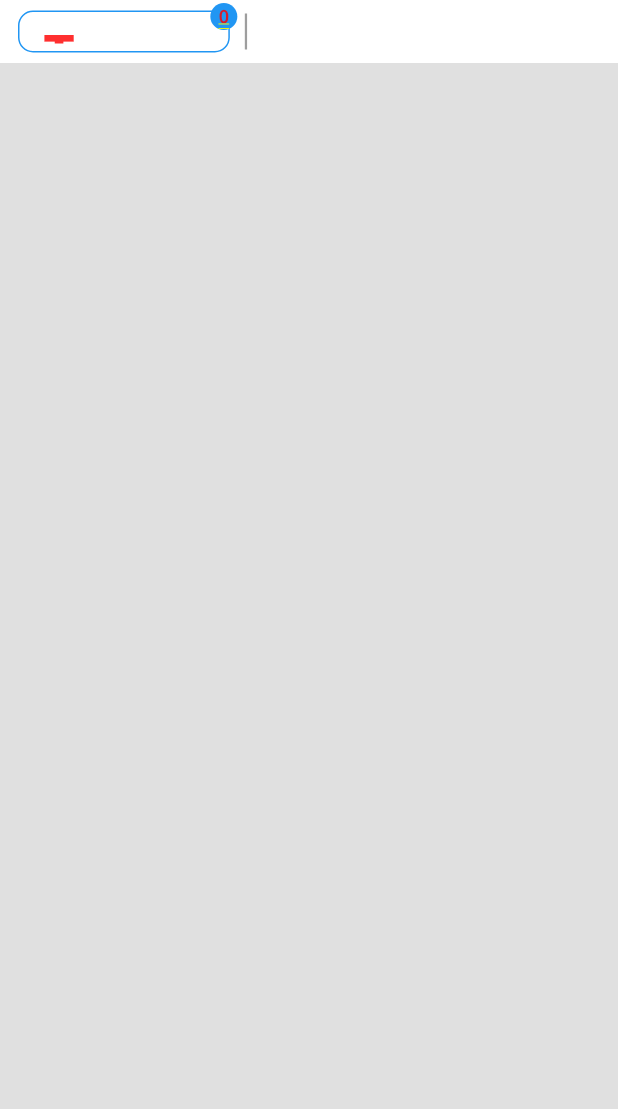
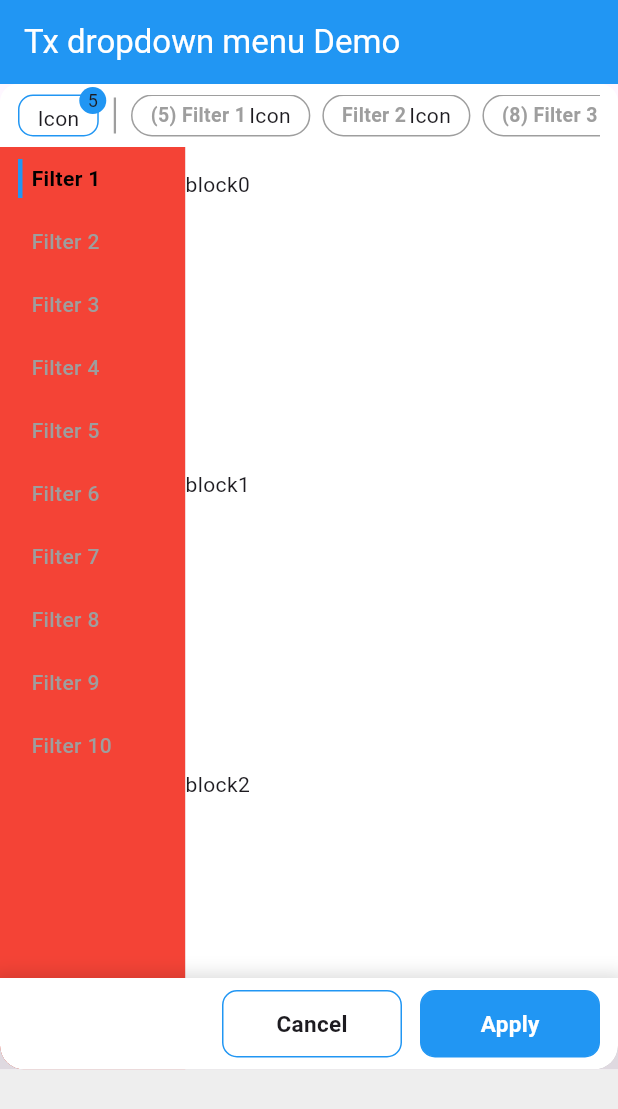
Before and after one commit to Tuanxu5/tx-dropdown-menu, a Flutter app: the screen it shows after launch, after a tap on "Icon", on a phone screen of 412 x 824 dp. Shown: the top 1109 px of the screen. Run offline on Flutter 3.47's test engine with Material 3 defaults, Android fonts, the phone set to English and light mode, and no system bars; drawn by our look-alikes of scroll_to_index.

Commit message:
feat:ui tx dropdown menu

```diff
--- /dev/null
+++ b/example/lib/product_filters_normal.dart
@@ -0,0 +1,223 @@
+import 'package:flutter/material.dart';
+import 'package:scroll_to_index/scroll_to_index.dart';
+import 'package:tx_dropdown_menu/controller/tx_drop_down_menu_controller.dart';
+import 'package:tx_dropdown_menu/model/tx_drop_down_menu_model.dart';
+
+class ProductFiltersNormal extends StatefulWidget {
+  final double heightScreen;
+  final AutoScrollController controllerTitle;
+  final List<ListTitleFilter> listTitle;
+  final void Function(dynamic index) onScrollToIndex;
+  final int? currentIndexSelected;
+  final AutoScrollController controller;
+  final TxDropDownMenuController dropDownController;
+  final void Function() onShowLoading;
+
+  const ProductFiltersNormal({
+    super.key,
+    required this.heightScreen,
+    required this.controllerTitle,
+    required this.listTitle,
+    required this.onScrollToIndex,
+    this.currentIndexSelected,
+    required this.controller,
+    required this.dropDownController,
+    required this.onShowLoading,
+  });
+
+  @override
+  State<ProductFiltersNormal> createState() => _ProductFiltersNormalState();
+}
+
+class _ProductFiltersNormalState extends State<ProductFiltersNormal> {
+  void handleActionFilter() {}
+
+  void handleApplyFilter() {
+    setState(() {});
+  }
+
+  @override
+  Widget build(BuildContext context) {
+    return ClipRRect(
+      borderRadius: const BorderRadius.only(
+        bottomLeft: Radius.circular(16),
+        bottomRight: Radius.circular(16),
+      ),
+      child: Stack(
+        clipBehavior: Clip.none,
+        children: [
+          Row(
+            mainAxisAlignment: MainAxisAlignment.start,
+            crossAxisAlignment: CrossAxisAlignment.start,
+            children: [
+              Flexible(
+                flex: 3,
+                child: Container(
+                  padding: const EdgeInsets.only(bottom: 70),
+                  decoration: const BoxDecoration(
+                    color: Colors.red,
+                    borderRadius: BorderRadius.only(
+                      bottomLeft: Radius.circular(16),
+                    ),
+                  ),
+                  child: ListView.builder(
+                    controller: widget.controllerTitle,
+                    itemCount: widget.listTitle.length,
+                    itemBuilder: (BuildContext context, int index) {
+                      return AutoScrollTag(
+                        controller: widget.controllerTitle,
+                        index: index,
+                        key: ValueKey(index),
+                        child: GestureDetector(
+                          onTap: () async {
+                            widget.onScrollToIndex(index);
+                          },
+                          child: Container(
+                            margin: const EdgeInsets.only(
+                              left: 12,
+                              top: 8,
+                              bottom: 8,
+                            ),
+                            padding: const EdgeInsets.symmetric(
+                              horizontal: 6,
+                              vertical: 3,
+                            ),
+                            decoration: BoxDecoration(
+                              border: Border(
+                                left: BorderSide(
+                                  color: index == widget.currentIndexSelected ? Colors.blue : Colors.transparent,
+                                  width: 3,
+                                ),
+                              ),
+                            ),
+                            child: Text(
+                              widget.listTitle[index].name,
+                              style: TextStyle(
+                                fontWeight: index == widget.currentIndexSelected ? FontWeight.w700 : FontWeight.w500,
+                                color: index == widget.currentIndexSelected ? Colors.black : Colors.grey,
+                              ),
+                            ),
+                          ),
+                        ),
+                      );
+                    },
+                  ),
+                ),
+              ),
+              Expanded(
+                flex: 7,
+                child: Container(
+                  padding: const EdgeInsets.only(top: 15, left: 0, bottom: 65),
+                  height: widget.heightScreen,
+                  decoration: const BoxDecoration(
+                    color: Colors.white,
+                    borderRadius: BorderRadius.only(
+                      bottomRight: Radius.circular(16),
+                    ),
+                  ),
+                  child: SingleChildScrollView(
+                    controller: widget.controller,
+                    child: Column(
+                      crossAxisAlignment: CrossAxisAlignment.start,
+                      mainAxisAlignment: MainAxisAlignment.start,
+                      mainAxisSize: MainAxisSize.min,
+                      children: [
+                        for (var i = 0; i < 10; i++)
+                          AutoScrollTag(
+                            controller: widget.controller,
+                            index: i,
+                            key: ValueKey(i),
+                            child: Container(
+                              height: 200,
+                              child: Text("block$i"),
+                            ),
+                          )
+                      ],
+                    ),
+                  ),
+                ),
+              ),
+            ],
+          ),
+          Positioned(
+            bottom: 0,
+            left: 0,
+            right: 0,
+            child: Container(
+              padding: const EdgeInsets.symmetric(horizontal: 12, vertical: 8),
+              decoration: BoxDecoration(
+                color: Colors.white,
+                boxShadow: [
+                  BoxShadow(
+                    blurRadius: 10,
+                    spreadRadius: 5,
+                    offset: const Offset(0, 3),
+                    color: Colors.black.withOpacity(0.15),
+                  )
+                ],
+                borderRadius: const BorderRadius.only(
+                  bottomLeft: Radius.circular(16),
+                  bottomRight: Radius.circular(16),
+                ),
+              ),
+              child: Row(
+                mainAxisAlignment: MainAxisAlignment.end,
+                children: [
+                  InkWell(
+                    onTap: () {
+                      setState(() {});
+                    },
+                    child: Container(
+                      alignment: Alignment.center,
+                      decoration: BoxDecoration(
+                        border: Border.all(
+                          color: Colors.blue,
+                          width: 1,
+                        ),
+                        borderRadius: BorderRadius.circular(10),
+                      ),
+                      height: 45,
+                      width: 120,
+                      child: Text(
+                        "Cancel",
+                        style: TextStyle(
+                          fontWeight: FontWeight.w600,
+                          fontSize: 15,
+                        ),
+                      ),
+                    ),
+                  ),
+                  const SizedBox(width: 12),
+                  InkWell(
+                    onTap: () {},
+                    child: Container(
+                      alignment: Alignment.center,
+                      decoration: BoxDecoration(
+                        border: Border.all(
+                          color: Colors.blue,
+                          width: 1,
+                        ),
+                        color: Colors.blue,
+                        borderRadius: BorderRadius.circular(10),
+                      ),
+                      height: 45,
+                      width: 120,
+                      child: Text(
+                        "Apply",
+                        style: TextStyle(
+                          fontWeight: FontWeight.w600,
+                          fontSize: 15,
+                          color: Colors.white,
+                        ),
+                      ),
+                    ),
+                  ),
+                ],
+              ),
+            ),
+          ),
+        ],
+      ),
+    );
+  }
+}
--- a/example/lib/tx_dropdown_menu_test_page.dart
+++ b/example/lib/tx_dropdown_menu_test_page.dart
@@ -1,3 +1,4 @@
+import 'package:example/product_filters_normal.dart';
 import 'package:flutter/material.dart';
 import 'package:scroll_to_index/scroll_to_index.dart';
 import 'package:tx_dropdown_menu/tx_dropdown_menu.dart';
@@ -19,7 +20,7 @@ class TxDropDownMenuTestPage extends StatefulWidget {
 class _TxDropDownMenuTestPageState extends State<TxDropDownMenuTestPage> with SingleTickerProviderStateMixin {
   final TxDropDownMenuController dropDownController = TxDropDownMenuController();
   final GlobalKey<ScaffoldState> scaffoldKey = GlobalKey();
-  List<ListTitleFilter> listTitle = [];
+
   int? currentIndexSelected = 0;
   bool isLoading = false;
   bool isInit = false;
@@ -42,13 +43,12 @@ class _TxDropDownMenuTestPageState extends State<TxDropDownMenuTestPage> with Si
   }
 
   void handleScrollToIndex(index) async {
-    final realIndex = index == 0 ? 1 : index;
-    await controllerTitle.scrollToIndex(realIndex, preferPosition: AutoScrollPosition.begin).then((value) => {
+    await controllerTitle.scrollToIndex(index, preferPosition: AutoScrollPosition.begin).then((value) => {
           setState(() {
-            currentIndexSelected = realIndex;
+            currentIndexSelected = index;
           })
         });
-    await controller.scrollToIndex(realIndex, preferPosition: AutoScrollPosition.begin);
+    await controller.scrollToIndex(index, preferPosition: AutoScrollPosition.begin);
   }
 
   void handleShowLoading() {
@@ -68,47 +68,48 @@ class _TxDropDownMenuTestPageState extends State<TxDropDownMenuTestPage> with Si
     });
   }
 
+  List<ListTitleFilter> filters = [
+    const ListTitleFilter(id: 1, name: 'Filter 1', status: true, countFilter: 5),
+    const ListTitleFilter(id: 2, name: 'Filter 2', status: false, countFilter: 3),
+    const ListTitleFilter(id: 3, name: 'Filter 3', status: true, countFilter: 8),
+    const ListTitleFilter(id: 4, name: 'Filter 4', status: false, countFilter: 2),
+    const ListTitleFilter(id: 5, name: 'Filter 5', status: true, countFilter: 6),
+    const ListTitleFilter(id: 6, name: 'Filter 6', status: false, countFilter: 4),
+    const ListTitleFilter(id: 7, name: 'Filter 7', status: true, countFilter: 10),
+    const ListTitleFilter(id: 8, name: 'Filter 8', status: false, countFilter: 1),
+    const ListTitleFilter(id: 9, name: 'Filter 9', status: true, countFilter: 7),
+    const ListTitleFilter(id: 10, name: 'Filter 10', status: false, countFilter: 9),
+  ];
+
   @override
   Widget build(BuildContext context) {
-    return Column(children: [
+    return Scaffold(
+      appBar: AppBar(
+        backgroundColor: Colors.blue,
+        foregroundColor: Colors.white,
+        title: const Text("Tx dropdown menu Demo"),
+      ),
+      body: Column(children: [
         TxDropdownMenuHeader(
           controller: dropDownController,
-        listTitle: listTitle,
+          listTitle: filters,
           onScrollToIndex: handleScrollToIndex,
         ),
         TxDropDownMenuView(
           controller: dropDownController,
           currentIndexSelected: currentIndexSelected,
-        // filters: ProductFiltersNormal(
-        //   heightScreen: widget.heightScreen,
-        //   controllerTitle: controllerTitle,
-        //   listTitle: listTitle,
-        //   onScrollToIndex: handleScrollToIndex,
-        //   currentIndexSelected: currentIndexSelected,
-        //   controller: controller,
-        //   cubit: cubit,
-        //   productListCubit: widget.productListCubit,
-        //   param: widget.param,
-        //   searchOptions: widget.searchOptions,
-        //   dropDownController: dropDownController,
-        //   initial: widget.initial,
-        //   viewModel: viewModel,
-        //   onShowLoading: handleShowLoading,
-        //   onFetchAllFilter: handleFetchAllFilter,
-        //   onResetCurrentPage: widget.onResetCurrentPage,
-        //   searchOptionsInitial: widget.searchOptionsInitial,
-        // ),
-        // sorts: ProductFilterSort(
-        //   cubit: cubit,
-        //   productListCubit: widget.productListCubit,
-        //   searchOptions: widget.searchOptions,
-        //   dropDownController: dropDownController,
-        //   onFetchAllFilter: handleFetchAllFilter,
-        //   param: widget.param,
-        //   viewModel: viewModel,
-        //   onResetCurrentPage: widget.onResetCurrentPage,
-        // ),
+          filters: ProductFiltersNormal(
+            heightScreen: widget.heightScreen,
+            controllerTitle: controllerTitle,
+            listTitle: filters,
+            onScrollToIndex: handleScrollToIndex,
+            currentIndexSelected: currentIndexSelected,
+            controller: controller,
+            dropDownController: dropDownController,
+            onShowLoading: handleShowLoading,
           ),
-    ]);
+        ),
+      ]),
+    );
   }
 }
--- a/lib/model/tx_drop_down_menu_model.dart
+++ b/lib/model/tx_drop_down_menu_model.dart
@@ -15,6 +15,7 @@ class ListTitleFilter {
   final String name;
   final bool status;
   final int countFilter;
+
   const ListTitleFilter({required this.id, required this.name, required this.status, required this.countFilter});
 }
 
--- a/lib/src/button_filter.dart
+++ b/lib/src/button_filter.dart
@@ -1,4 +1,5 @@
 import 'package:flutter/material.dart';
+import 'package:tx_dropdown_menu/model/tx_drop_down_menu_model.dart';
 
 class ButtonFilter extends StatelessWidget {
   const ButtonFilter({
@@ -7,12 +8,14 @@ class ButtonFilter extends StatelessWidget {
     required this.title,
     required this.status,
     required this.countFilter,
+    required this.listTitle,
   }) : super(key: key);
 
   final VoidCallback? onPressed;
   final String title;
   final bool status;
   final int countFilter;
+  final List<ListTitleFilter> listTitle;
 
   @override
   Widget build(BuildContext context) {
--- a/lib/src/tx_dropdown_menu_header.dart
+++ b/lib/src/tx_dropdown_menu_header.dart
@@ -1,12 +1,10 @@
 import 'package:flutter/material.dart';
+import 'package:tx_dropdown_menu/controller/tx_drop_down_menu_controller.dart';
 import 'package:tx_dropdown_menu/model/tx_drop_down_menu_model.dart';
 import 'package:tx_dropdown_menu/src/button_filter.dart';
 
-import '../controller/tx_drop_down_menu_controller.dart';
-
 class TxDropdownMenuHeader extends StatefulWidget {
   final TxDropDownMenuController controller;
-
   final NullableIndexedWidgetBuilder? itemBuilder;
   final IndexedWidgetBuilder? dividerBuilder;
   final List<ListTitleFilter> listTitle;
@@ -124,7 +122,7 @@ class _TxDropdownMenuHeaderState extends State<TxDropdownMenuHeader> {
                     height: 18,
                     child: Text(
                       countFilterActive.toString(),
-                      style: TextStyle(fontSize: 12),
+                      style: const TextStyle(fontSize: 12),
                     ),
                   ),
                 ),
@@ -146,22 +144,13 @@ class _TxDropdownMenuHeaderState extends State<TxDropdownMenuHeader> {
                 scrollDirection: Axis.horizontal,
                 itemCount: widget.listTitle.length,
                 itemBuilder: (BuildContext context, int index) {
-                  if (index == 0) {
-                    return ButtonFilter(
-                      title: "sap xep",
-                      status: widget.listTitle[index].status,
-                      onPressed: () async {
-                        handleTapItem(-1);
-                      },
-                      countFilter: widget.listTitle[index].countFilter,
-                    );
-                  }
                   return ButtonFilter(
                     title: widget.listTitle[index].name,
                     status: widget.listTitle[index].status,
                     onPressed: () {
                       handleTapItem(index);
                     },
+                    listTitle: widget.listTitle,
                     countFilter: widget.listTitle[index].countFilter,
                   );
                 },
--- a/lib/src/tx_dropdown_menu_view.dart
+++ b/lib/src/tx_dropdown_menu_view.dart
@@ -53,7 +53,7 @@ class _TxDropDownMenuViewState extends State<TxDropDownMenuView> with SingleTick
     }
 
     isExpand = widget.controller.isExpand;
-    viewHeight = currentIndex == -1 ? 205 : 615;
+    viewHeight = 615;
     animation?.removeListener(animationListener);
     animation = Tween<double>(begin: 0, end: viewHeight)
         .animate(CurvedAnimation(parent: animationController!, curve: Curves.easeInOut))
@@ -77,21 +77,15 @@ class _TxDropDownMenuViewState extends State<TxDropDownMenuView> with SingleTick
 
   @override
   Widget build(BuildContext context) {
+    final double bodyHeight = MediaQuery.of(context).size.height - (Scaffold.of(context).appBarMaxHeight ?? 0);
+
     return Column(
       children: [
-        if (widget.controller.headerIndex >= 0)
         Container(
           color: Colors.black12,
           width: MediaQuery.of(context).size.width,
           height: animationViewHeight,
           child: widget.filters,
-          ),
-        if (widget.controller.headerIndex < 0)
-          Container(
-            color: Colors.black12,
-            width: MediaQuery.of(context).size.width,
-            height: animationViewHeight,
-            child: widget.sorts,
         ),
         if (widget.controller.isExpand && viewHeight == animationViewHeight)
           GestureDetector(
@@ -100,10 +94,8 @@ class _TxDropDownMenuViewState extends State<TxDropDownMenuView> with SingleTick
             },
             child: Container(
               width: MediaQuery.of(context).size.width,
-              height: (currentIndex == -1
-                  ? (MediaQuery.of(context).size.height - 205)
-                  : (MediaQuery.of(context).size.height - 615)),
-              color: Colors.black12,
+              height: bodyHeight - animationViewHeight - 42,
+              color: Colors.grey.shade200,
             ),
           ),
       ],
```
Also changed, not shown: example/pubspec.lock, pubspec.lock, 6 other files. Lines whose indentation alone changed are shown as unchanged.
